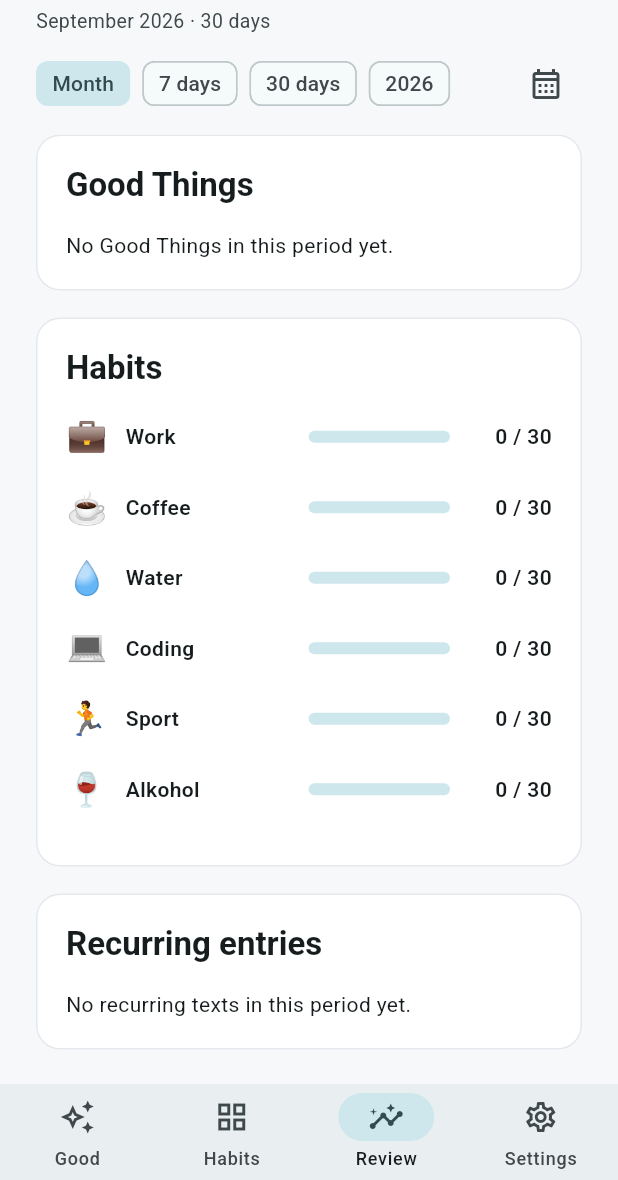
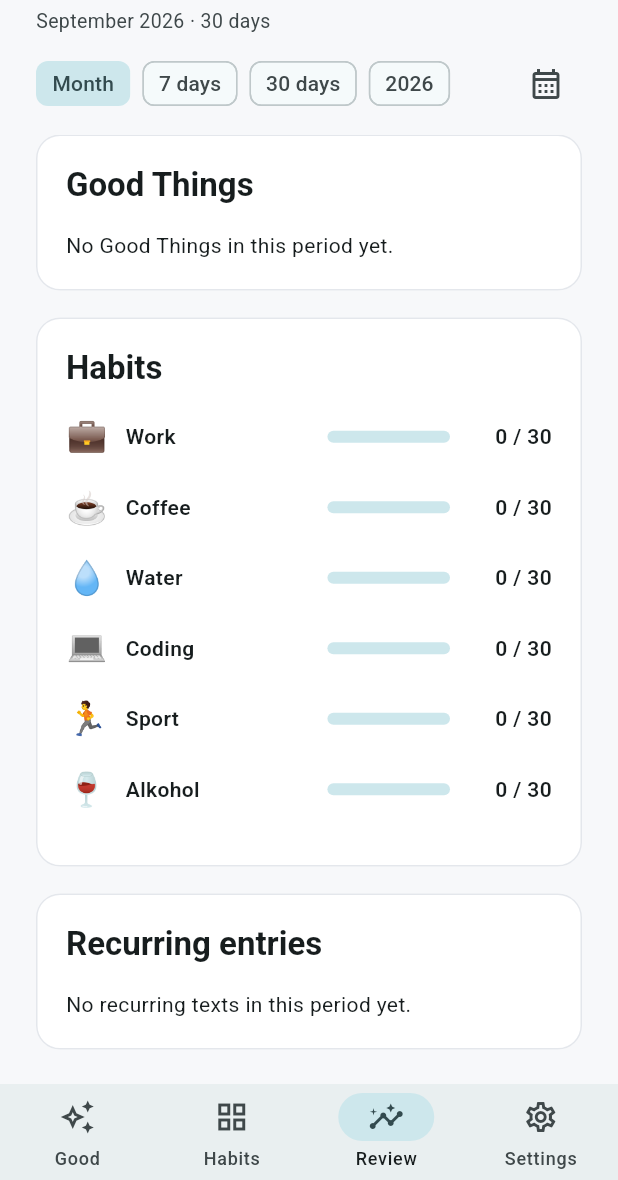
Before and after one commit to Rab2385/lighthouse_mini, a Flutter app: the screen it shows after launch, item 3 of the bottom bar chosen, on a phone screen of 412 x 824 dp, the part 56-1236 px from its top. Run offline on Flutter 3.47's test engine with Material 3 defaults, Android fonts, the phone set to English and light mode, and no system bars; our stand-ins replace file_picker, flutter_local_notifications, sembast, sembast_web, timezone; missing offline and left inert: dart:js_interop, quick_actions.

Commit message:
Small phones (320 px): names, nav label, Review bars, Settings cards (#11)
Checked at 320x568 and 360x640 after #7-#10 had already fixed the header,
placeholder and month grid. What was still wrong, and the fix:

- Bottom bar: "Einstellungen" was cut off. Below 360 px the labels use
  11 px instead of 12 (same wording).
- Habits list: names broke mid-word ("Coffe/e") — only ~36 px were left
  next to the two day toggles and ⋮. Below 360 px: 12 px side padding,
  and the name opens the habit menu instead of a separate ⋮ (~110 px for
  the name).
- Review: the habit progress bar shrank to a sliver next to a fixed
  110 px name column; name and bar now share the width (3:2).
- Settings: the Sprache card was only as wide as its content; all section
  cards are full width.
- Good Things: today's card now scrolls flush to the top, so no sliver of
  the previous day peeks out under the header.

Tests: small_screen_test at 320x568 — all four tabs lay out without
overflow at text x1.0 and x1.3; the nav label fits with slack; the habit
name area is wide enough; the Review bar is usable; the Settings cards
are equally wide. The four specific checks fail on the old code and pass
now. 85 tests pass.

Co-Authored-By: Claude Opus 5.5 <noreply@anthropic.com>
Claude-Session: https://claude.ai/code/session_01DA6vH9B5D4hUY1PfQgrie5

```diff
--- a/lib/pages/good_things_page.dart
+++ b/lib/pages/good_things_page.dart
@@ -185,7 +185,8 @@ class _GoodThingsPageState extends State<GoodThingsPage>
 
       Scrollable.ensureVisible(
         cardContext,
-        alignment: 0.06,
+        // Flush with the top: no sliver of the day before peeking out.
+        alignment: 0,
         duration: const Duration(milliseconds: 300),
         curve: Curves.easeOutCubic,
       ).then((_) {
--- a/lib/pages/lighthouse_shell.dart
+++ b/lib/pages/lighthouse_shell.dart
@@ -286,7 +286,10 @@ class _LighthouseShellState extends State<LighthouseShell>
             bottom: false,
             child: IndexedStack(index: _selectedIndex, children: _pages),
           ),
-          bottomNavigationBar: NavigationBar(
+          bottomNavigationBar: _SmallScreenNavigationLabels(
+            // "Einstellungen" is cut off at 12 px below ~360 px width.
+            enabled: constraints.maxWidth < 360,
+            child: NavigationBar(
               height: isPhone ? 64 : null,
               selectedIndex: _selectedIndex,
               onDestinationSelected: _selectPage,
@@ -312,6 +315,7 @@ class _LighthouseShellState extends State<LighthouseShell>
                   label: strings.settings,
                 ),
               ],
+            ),
           ),
         );
       },
@@ -468,3 +472,39 @@ class _SidebarSettingsButton extends StatelessWidget {
     );
   }
 }
+
+/// Slightly smaller navigation labels on the narrowest phones, so the longest
+/// one ("Einstellungen") fits its slot instead of being cut off.
+class _SmallScreenNavigationLabels extends StatelessWidget {
+  const _SmallScreenNavigationLabels({
+    required this.enabled,
+    required this.child,
+  });
+
+  final bool enabled;
+  final Widget child;
+
+  @override
+  Widget build(BuildContext context) {
+    if (!enabled) {
+      return child;
+    }
+
+    final theme = Theme.of(context);
+    final colorScheme = theme.colorScheme;
+
+    return NavigationBarTheme(
+      data: NavigationBarTheme.of(context).copyWith(
+        labelTextStyle: WidgetStateProperty.resolveWith((states) {
+          return theme.textTheme.labelMedium?.copyWith(
+            fontSize: 11,
+            color: states.contains(WidgetState.selected)
+                ? colorScheme.onSurface
+                : colorScheme.onSurfaceVariant,
+          );
+        }),
+      ),
+      child: child,
+    );
+  }
+}
--- a/lib/pages/review_page.dart
+++ b/lib/pages/review_page.dart
@@ -591,8 +591,10 @@ class _HabitReviewRow extends StatelessWidget {
         children: [
           Text(emoji, style: const TextStyle(fontSize: 22)),
           const SizedBox(width: 12),
-          SizedBox(
-            width: 110,
+          // Name and bar share the width, so on a 320 px phone the bar
+          // doesn't shrink to a sliver next to a fixed-width name.
+          Expanded(
+            flex: 3,
             child: Text(
               name,
               overflow: TextOverflow.ellipsis,
@@ -601,6 +603,7 @@ class _HabitReviewRow extends StatelessWidget {
           ),
           const SizedBox(width: 12),
           Expanded(
+            flex: 2,
             child: LinearProgressIndicator(
               value: progress,
               minHeight: 8,
--- a/lib/pages/settings_page.dart
+++ b/lib/pages/settings_page.dart
@@ -104,7 +104,10 @@ class _SettingsPageState extends State<SettingsPage> {
         final phone = isPhoneLayout(context);
 
         Widget sectionCard({required String title, required Widget child}) {
-          return Card(
+          // Full width, so short cards (Sprache) line up with the others.
+          return SizedBox(
+            width: double.infinity,
+            child: Card(
               child: Padding(
                 padding: const EdgeInsets.all(20),
                 child: Column(
@@ -119,6 +122,7 @@ class _SettingsPageState extends State<SettingsPage> {
                     const SizedBox(height: 12),
                     child,
                   ],
+                ),
               ),
             ),
           );
```
Also changed, not shown: lib/pages/habits_page.dart (+47 -29 lines), 7 other files. Lines whose indentation alone changed are shown as unchanged.
